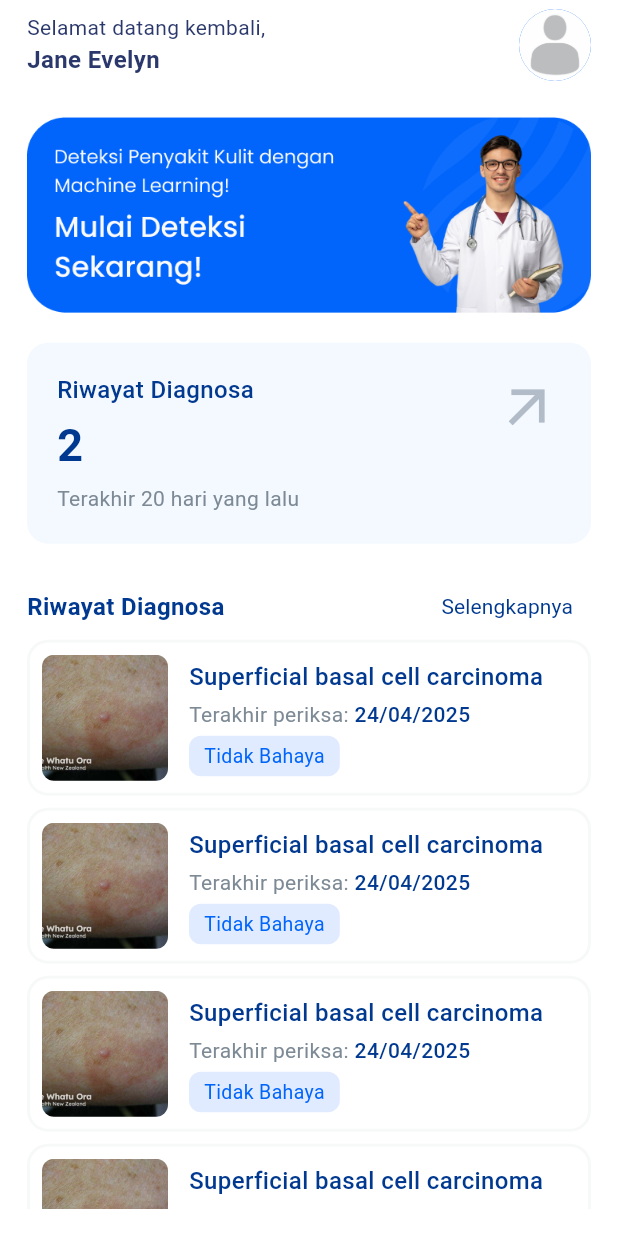
After one commit to fauzihub13/dermascan, a Flutter app: the HomePage screen opened directly, on a phone screen of 412 x 824 dp. The commit adds this screen. Run offline on Flutter 3.47's test engine with Material 3 defaults, Android fonts, the light colour scheme and no system bars.

Commit message:
feat: complete ui homepage

```diff
--- a/lib/main.dart
+++ b/lib/main.dart
@@ -15,6 +15,9 @@ class MyApp extends StatelessWidget {
       debugShowCheckedModeBanner: false,
       title: 'DermaScan',
       theme: AppTheme.light,
+      // theme: ThemeData(
+      //   colorScheme: ColorScheme.fromSeed(seedColor: Colors.deepPurple),
+      // ),
       home: Builder(
         builder: (context) {
           return const WelcomePage();
--- a/lib/src/core/utils/theme.dart
+++ b/lib/src/core/utils/theme.dart
@@ -6,6 +6,11 @@ class FontSize {
   static const standardUp = 16.0;
   static const medium = 13.0;
   static const large = 26.0;
+}
+
+class PaddingSize {
+  static const horizontal = 18.0;
+  static const vertical = 18.0;
 }
 
 class DefaultColors {
@@ -40,6 +45,7 @@ class DefaultColors {
   static const Color grey = Color(0xFF7D8A95);
   static const Color lightGrey = Color(0xFFB2BCC9);
   static const Color lightGrey2 = Color(0xFFFAFAFC);
+  static const Color lightGrey3 = Color(0xFFF7F8F8);
   static const Color lightBlue = Color(0xFFF4F9FF);
   static const Color navbarDisable = Color(0xFFC4C4C4);
 
@@ -47,6 +53,23 @@ class DefaultColors {
   static const Color snackBarGreen = Color(0xff50C474);
   static const Color snackBarYellow = Color(0xffFEC62E);
   static const Color snackBarRed = Color(0xffF4261A);
+
+  // AppBar
+  static const Color appBarBackgroundColor = Color(0xffFFFFFF);
+
+  // Diagnose History Badge
+  static const Color lightYellowBadge = Color(0xffFFF5D9);
+  static const Color darkYellowBadge = Color(0xffCC9603);
+
+  static const Color lightGreenBadge = Color.fromARGB(255, 210, 247, 211);
+  static const Color darkGreenBadge = Color(0xff387F39);
+
+  static const Color lightRedBadge = Color.fromARGB(255, 255, 156, 150);
+  static const Color darkRedBadge = Color.fromARGB(255, 255, 28, 16);
+
+  static const Color darkBlueBadge = Color(0xFF0165FC);
+  static const Color lightBlueBadge = Color(0xffE0EBFF);
+
 
 }
 
@@ -65,16 +88,16 @@ class AppTheme {
           fontSize: FontSize.medium,
           color: DefaultColors.lightTextColor,
         ),
+        bodyLarge: TextStyle(
+          fontSize: FontSize.standardUp,
+          color: DefaultColors.lightTextColor,
+        ),
         bodySmall: TextStyle(
           fontSize: FontSize.standardUp,
           color: DefaultColors.lightTextColor,
         ),
         bodyMedium: TextStyle(
           fontSize: FontSize.standard,
-          color: DefaultColors.lightTextColor,
-        ),
-        bodyLarge: TextStyle(
-          fontSize: FontSize.standardUp,
           color: DefaultColors.lightTextColor,
         ),
         labelSmall: TextStyle(
--- a/lib/src/features/auth/presentation/pages/login_page.dart
+++ b/lib/src/features/auth/presentation/pages/login_page.dart
@@ -1,6 +1,7 @@
 import 'package:flutter/material.dart';
 import 'package:flutter_dermascan/src/core/utils/theme.dart';
 import 'package:flutter_dermascan/src/features/auth/presentation/pages/register_page.dart';
+import 'package:flutter_dermascan/src/features/home/presentation/pages/home_page.dart';
 import 'package:flutter_dermascan/src/shared/presentation/widgets/custom_button.dart';
 import 'package:flutter_dermascan/src/shared/presentation/widgets/custom_snackbar.dart';
 import 'package:flutter_dermascan/src/shared/presentation/widgets/form_input.dart';
@@ -23,6 +24,7 @@ class _LoginPageState extends State<LoginPage> {
   Widget build(BuildContext context) {
     return Scaffold(
       body: SafeArea(
+        child: Center(
           child: Container(
             padding: const EdgeInsets.symmetric(horizontal: 18, vertical: 24),
             width: double.infinity,
@@ -100,10 +102,19 @@ class _LoginPageState extends State<LoginPage> {
                             message: 'Berhasil masuk',
                             status: 'success',
                           );
+                          Navigator.push(
+                            context,
+                            MaterialPageRoute(
+                              builder: (BuildContext context) {
+                                return HomePage();
+                              },
+                            ),
+                          );
                         } else {
                           CustomSnackbar.show(
                             context,
-                          message: 'Gagal masuk ke akun, periksa kembali email dan kata sandi.',
+                            message:
+                                'Gagal masuk ke akun, periksa kembali email dan kata sandi.',
                             status: 'fail',
                           );
                         }
@@ -157,6 +168,7 @@ class _LoginPageState extends State<LoginPage> {
             ),
           ),
         ),
+      ),
     );
   }
 }
--- /dev/null
+++ b/lib/src/features/home/data/datasources/info.txt
@@ -0,0 +1,2 @@
+Interaction with API use HTTP/ DIO
+Return data to UI
--- /dev/null
+++ b/lib/src/features/home/data/repositories/info.txt
@@ -0,0 +1,2 @@
+Implement repository use override function from domain/repository
+Call to function in datasources
--- /dev/null
+++ b/lib/src/features/home/domain/models/info.txt
@@ -0,0 +1 @@
+Handle reponse from API fromJson and toJson
--- /dev/null
+++ b/lib/src/features/home/domain/repositories/info.txt
@@ -0,0 +1 @@
+Declare abstract class of function, then overrided by data/repository
--- /dev/null
+++ b/lib/src/features/home/domain/usecases/info.txt
@@ -0,0 +1 @@
+Call to domain/repository function
--- /dev/null
+++ b/lib/src/features/home/presentation/bloc/info.txt
@@ -0,0 +1 @@
+Call to usecase function
--- /dev/null
+++ b/lib/src/features/home/presentation/pages/home_page.dart
@@ -0,0 +1,48 @@
+import 'package:flutter/material.dart';
+import 'package:flutter_dermascan/src/core/utils/theme.dart';
+import 'package:flutter_dermascan/src/features/home/presentation/widgets/history_list.dart';
+import 'package:flutter_dermascan/src/features/home/presentation/widgets/history_statistic_card.dart';
+import 'package:flutter_dermascan/src/features/home/presentation/widgets/main_appbar.dart';
+
+class HomePage extends StatefulWidget {
+  const HomePage({super.key});
+
+  @override
+  State<HomePage> createState() => _HomePageState();
+}
+
+class _HomePageState extends State<HomePage> {
+  // Future<void> onRefresh(){
+  //   // TODO: Refresh action
+  // }
+
+  @override
+  Widget build(BuildContext context) {
+    return Scaffold(
+      appBar: PreferredSize(
+        preferredSize: const Size.fromHeight(60),
+        child: MainAppbar(),
+      ),
+      body: Padding(
+        padding: const EdgeInsets.symmetric(
+          horizontal: PaddingSize.horizontal,
+          vertical: PaddingSize.vertical,
+        ),
+        child: SingleChildScrollView(
+          child: Column(
+            spacing: 20,
+            children: [
+              Image.asset('assets/images/banner.png'),
+              HistoryStatisticCard(
+                onPressed: () {},
+                count: 2,
+                lastCheck: '20 hari yang lalu',
+              ),
+              HistoryList(),
+            ],
+          ),
+        ),
+      ),
+    );
+  }
+}
--- /dev/null
+++ b/lib/src/features/home/presentation/widgets/history_list.dart
@@ -0,0 +1,29 @@
+import 'package:flutter/material.dart';
+import 'package:flutter_dermascan/src/shared/presentation/widgets/history_card.dart';
+import 'package:flutter_dermascan/src/shared/presentation/widgets/title_section.dart';
+
+class HistoryList extends StatelessWidget {
+  final int count;
+  const HistoryList({super.key, this.count = 4});
+
+  @override
+  Widget build(BuildContext context) {
+    return Column(
+      children: [
+              TitleSection(title: 'Riwayat Diagnosa', onPressed: () {}),
+
+        ListView.builder(
+          shrinkWrap: true,
+          physics: const NeverScrollableScrollPhysics(),
+          itemCount: count,
+          itemBuilder: (context, index) {
+            return Padding(
+              padding: const EdgeInsets.only(bottom: 8),
+              child: HistoryCard(),
+            );
+          },
+        ),
+      ],
+    );
+  }
+}
--- /dev/null
+++ b/lib/src/features/home/presentation/widgets/history_statistic_card.dart
@@ -0,0 +1,67 @@
+import 'package:flutter/material.dart';
+import 'package:flutter_dermascan/src/core/utils/theme.dart';
+
+class HistoryStatisticCard extends StatelessWidget {
+  final int? count;
+  final String? lastCheck;
+  final Function() onPressed;
+
+  const HistoryStatisticCard({
+    super.key,
+    this.count = 0,
+    this.lastCheck = '-',
+    required this.onPressed,
+  });
+
+  @override
+  Widget build(BuildContext context) {
+    return GestureDetector(
+      onTap: onPressed,
+      child: Container(
+        width: double.infinity,
+        decoration: BoxDecoration(
+          color: DefaultColors.lightBlue,
+          borderRadius: BorderRadius.circular(14),
+        ),
+        padding: const EdgeInsets.all(20),
+        child: Row(
+          mainAxisAlignment: MainAxisAlignment.spaceBetween,
+          crossAxisAlignment: CrossAxisAlignment.start,
+          children: [
+            Column(
+              crossAxisAlignment: CrossAxisAlignment.start,
+              spacing: 4,
+              children: [
+                Text(
+                  'Riwayat Diagnosa',
+                  style: TextStyle(
+                    fontSize: FontSize.standardUp,
+                    fontWeight: FontWeight.w500,
+                    color: DefaultColors.darkBlue,
+                  ),
+                ),
+                Text(
+                  count!.toString(),
+                  style: TextStyle(
+                    fontSize: 30,
+                    fontWeight: FontWeight.bold,
+                    color: DefaultColors.darkBlue,
+                  ),
+                ),
+                Text(
+                  lastCheck!.isNotEmpty ? 'Terakhir ${lastCheck!}' : '-',
+                  style: TextStyle(
+                    fontSize: FontSize.standard,
+                    fontWeight: FontWeight.w400,
+                    color: DefaultColors.grey,
+                  ),
+                ),
+              ],
+            ),
+            Icon(Icons.arrow_outward, size: 44),
+          ],
+        ),
+      ),
+    );
+  }
+}
--- /dev/null
+++ b/lib/src/features/home/presentation/widgets/main_appbar.dart
@@ -0,0 +1,53 @@
+import 'package:flutter/material.dart';
+import 'package:flutter_dermascan/src/core/utils/theme.dart';
+
+class MainAppbar extends StatelessWidget {
+  const MainAppbar({super.key});
+
+  @override
+  Widget build(BuildContext context) {
+    return SafeArea(
+      child: Container(
+        height: double.infinity,
+        color: DefaultColors.appBarBackgroundColor,
+        padding: const EdgeInsets.symmetric(horizontal: PaddingSize.horizontal),
+        child: Row(
+          children: [
+            Expanded(
+              child: Column(
+                crossAxisAlignment: CrossAxisAlignment.start,
+                mainAxisAlignment: MainAxisAlignment.center,
+                children: [
+                  Text(
+                    'Selamat datang kembali,',
+                    maxLines: 1,
+                    style: TextStyle(
+                      fontSize: FontSize.standard,
+                      color: DefaultColors.darkColor,
+                    ),
+                  ),
+                  Text(
+                    'Jane Evelyn',
+                    maxLines: 1,
+                    style: TextStyle(
+                      fontSize: FontSize.standardUp,
+                      fontWeight: FontWeight.w600,
+                      color: DefaultColors.darkColor,
+                    ),
+                  ),
+                ],
+              ),
+            ),
+            CircleAvatar(
+              backgroundColor: DefaultColors.primaryBlue,
+              radius: 24.0,
+              backgroundImage:
+                  const AssetImage('assets/images/profile.jpg')
+                      as ImageProvider,
+            ),
+          ],
+        ),
+      ),
+    );
+  }
+}
--- /dev/null
+++ b/lib/src/shared/presentation/widgets/history_card.dart
@@ -0,0 +1,94 @@
+import 'package:flutter/material.dart';
+import 'package:flutter_dermascan/src/core/utils/theme.dart';
+
+class HistoryCard extends StatelessWidget {
+  const HistoryCard({super.key});
+
+  @override
+  Widget build(BuildContext context) {
+    return GestureDetector(
+      onTap: () {},
+      child: Container(
+        padding: const EdgeInsets.all(8),
+        decoration: BoxDecoration(
+          color: DefaultColors.white,
+          borderRadius: BorderRadius.circular(14),
+          border: Border.all(width: 2, color: DefaultColors.lightGrey3),
+        ),
+        child: Row(
+          mainAxisAlignment: MainAxisAlignment.start,
+          crossAxisAlignment: CrossAxisAlignment.center,
+          spacing: 14,
+          children: [
+            ClipRRect(
+              borderRadius: BorderRadius.circular(8),
+              child: Image.asset(
+                'assets/images/hand_disease.jpg',
+                width: 84,
+                height: 84,
+                fit: BoxFit.cover,
+              ),
+            ),
+            Expanded(
+              child: Column(
+                spacing: 4,
+                crossAxisAlignment: CrossAxisAlignment.start,
+                children: [
+                  Text(
+                    'Superficial basal cell carcinoma carcinoma carcinoma carcinoma',
+                    maxLines: 1,
+                    style: TextStyle(
+                      fontSize: FontSize.standardUp,
+                      fontWeight: FontWeight.w500,
+                      color: DefaultColors.darkBlue,
+                    ),
+                  ),
+                  Row(
+                    children: [
+                      Text(
+                        'Terakhir periksa: ',
+                        maxLines: 1,
+                        style: TextStyle(
+                          fontSize: FontSize.standard,
+                          fontWeight: FontWeight.w400,
+                          color: DefaultColors.grey,
+                        ),
+                      ),
+                      Text(
+                        '24/04/2025',
+                        maxLines: 1,
+                        style: TextStyle(
+                          fontSize: FontSize.standard,
+                          fontWeight: FontWeight.w500,
+                          color: DefaultColors.darkBlue,
+                        ),
+                      ),
+                    ],
+                  ),
+                  Container(
+                    decoration: BoxDecoration(
+                      borderRadius: BorderRadius.circular(8.0),
+                      color: DefaultColors.lightBlueBadge,
+                    ),
+                    padding: const EdgeInsets.symmetric(
+                      vertical: 4,
+                      horizontal: 10,
+                    ),
+                    child: Text(
+                      'Tidak Bahaya',
+                      style: TextStyle(
+                        fontSize: FontSize.medium,
+                        color: DefaultColors.darkBlueBadge,
+                        fontWeight: FontWeight.w400,
+                      ),
+                    ),
+                  ),
+                ],
+              ),
+            ),
+          ],
+        ),
+      ),
+    );
+  }
+}
--- /dev/null
+++ b/lib/src/shared/presentation/widgets/title_section.dart
@@ -0,0 +1,45 @@
+import 'package:flutter/material.dart';
+import 'package:flutter_dermascan/src/core/utils/theme.dart';
+
+class TitleSection extends StatelessWidget {
+  final String title;
+  final VoidCallback onPressed;
+
+  const TitleSection({super.key, required this.title, required this.onPressed});
+
+  @override
+  Widget build(BuildContext context) {
+    return Row(
+      mainAxisAlignment: MainAxisAlignment.spaceBetween,
+      children: [
+        Text(
+          title,
+          textAlign: TextAlign.left,
+          style: const TextStyle(
+            fontSize: FontSize.standardUp,
+            color: DefaultColors.darkBlue,
+            fontWeight: FontWeight.w600,
+          ),
+        ),
+        TextButton(
+          style: TextButton.styleFrom(
+            foregroundColor: DefaultColors.white,
+            padding: const EdgeInsets.symmetric(horizontal: 12, vertical: 12),
+            tapTargetSize: MaterialTapTargetSize.shrinkWrap,
+            minimumSize: Size(0, 0),
+          ),
+          onPressed: onPressed,
+          child: const Text(
+            'Selengkapnya',
+            textAlign: TextAlign.left,
+            style: TextStyle(
+              fontSize: FontSize.standard,
+              color: DefaultColors.darkBlue,
+              fontWeight: FontWeight.w400,
+            ),
+          ),
+        ),
+      ],
+    );
+  }
+}
```
Also changed, not shown: assets/images/banner.png (added), assets/images/hand_disease.jpg (added), assets/images/profile.jpg (added). Lines whose indentation alone changed are shown as unchanged.
